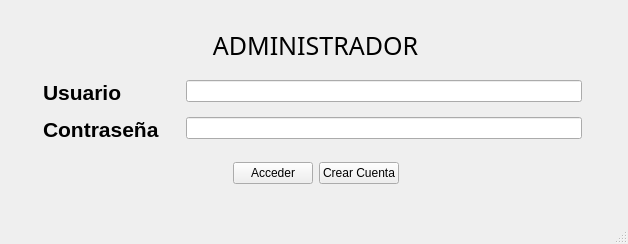
Before: the Qt Designer form admin.ui in HailNicole/App_Finanzas, drawn with Qt 5.
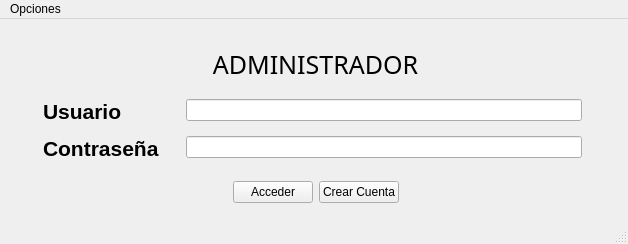
After: the same form once the commit is applied. Icons and pictures are not drawn.

```diff
--- a/admin.ui
+++ b/admin.ui
@@ -161,6 +161,17 @@
      <height>22</height>
     </rect>
    </property>
+   <widget class="QMenu" name="menuOpciones">
+    <property name="title">
+     <string>Opciones</string>
+    </property>
+    <addaction name="separator"/>
+    <addaction name="actionPrincipal"/>
+    <addaction name="separator"/>
+    <addaction name="actionLogin"/>
+    <addaction name="separator"/>
+   </widget>
+   <addaction name="menuOpciones"/>
   </widget>
   <widget class="QStatusBar" name="statusbar"/>
  </widget>
```
Left out of the diff: 22 changed lines with no effect on the pictures.
